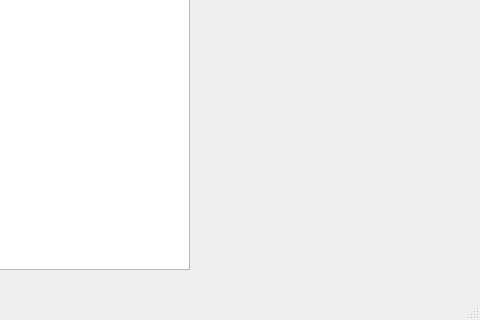
This is Hexagon/mainwindow.ui in holgerbuening/Hexagon as Qt 5 draws it before an edit; both pictures show x 791 to 1271 and y 351 to 671 of the 1271 by 671 pixel window. The edited form follows.
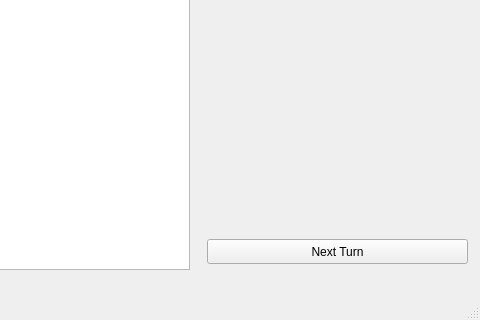
This is the edited form. Custom widgets are drawn as their Qt base class.

The edit to the form file:
```diff
--- a/Hexagon/mainwindow.ui
+++ b/Hexagon/mainwindow.ui
@@ -62,6 +62,19 @@
      </rect>
     </property>
    </widget>
+   <widget class="QPushButton" name="pushButtonNextTurn">
+    <property name="geometry">
+     <rect>
+      <x>998</x>
+      <y>590</y>
+      <width>261</width>
+      <height>25</height>
+     </rect>
+    </property>
+    <property name="text">
+     <string>Next Turn</string>
+    </property>
+   </widget>
   </widget>
   <widget class="QMenuBar" name="menubar">
    <property name="geometry">
```
